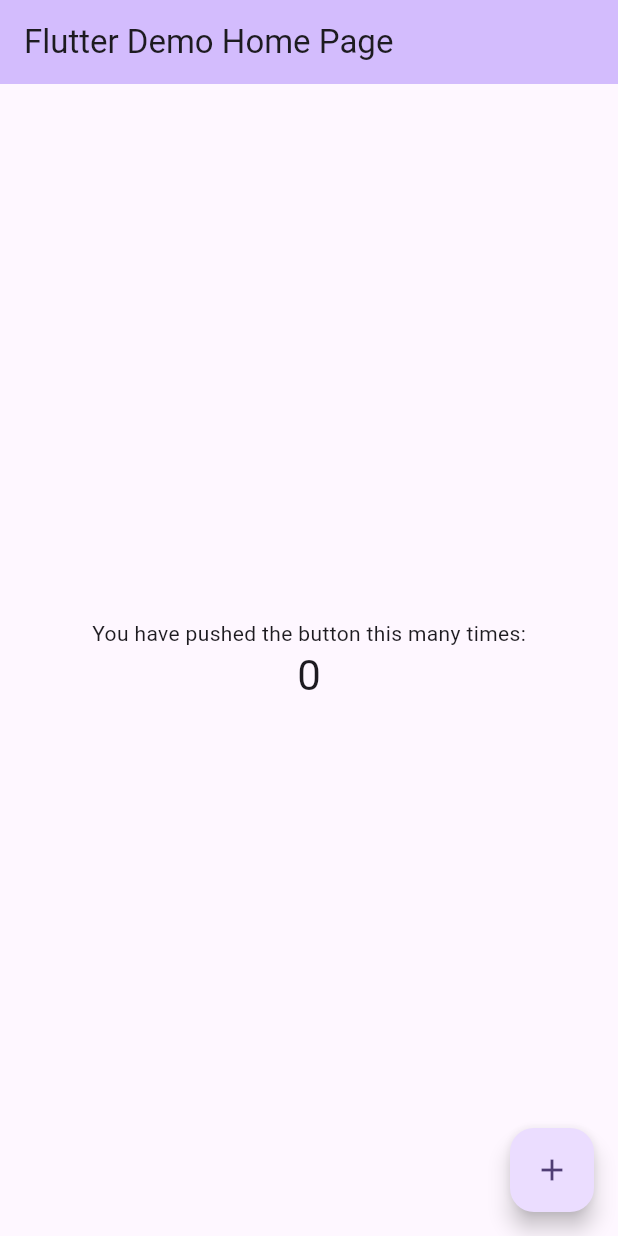
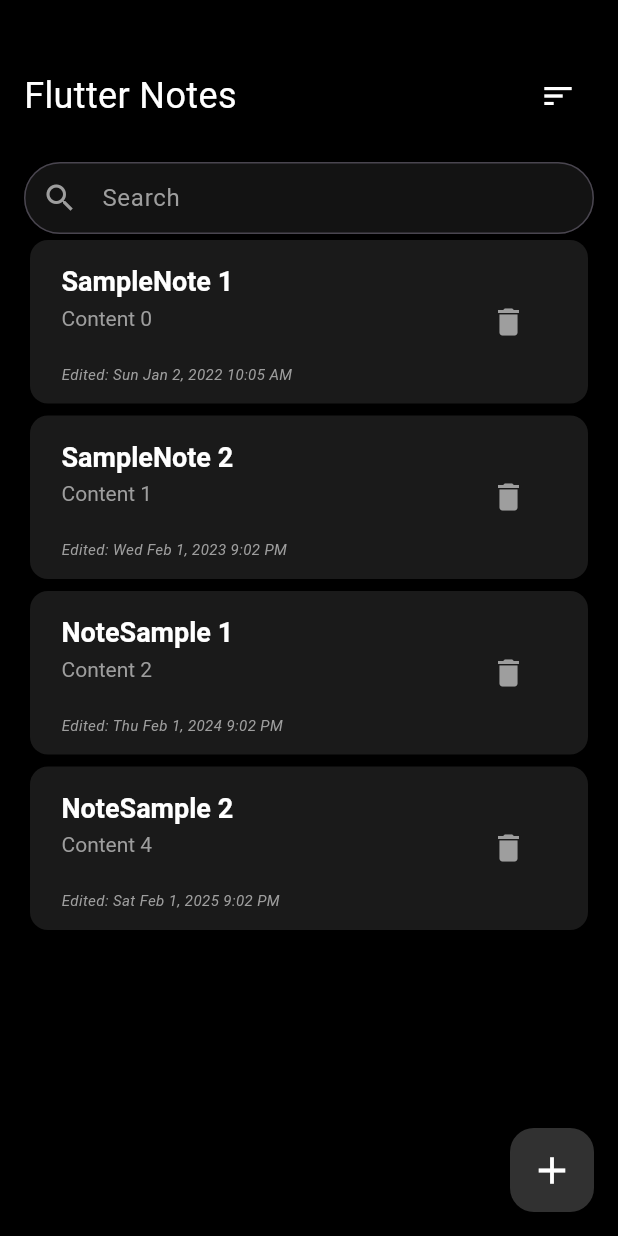
Before and after one commit to RH3Y/FLNTUI, a Flutter app: the screen it shows after launch, on a phone screen of 412 x 824 dp. Run offline on Flutter 3.47's test engine with Material 3 defaults, Android fonts, the phone set to English and light mode, and no system bars.

Commit message:
5/6 12:18am

```diff
--- a/lib/main.dart
+++ b/lib/main.dart
@@ -1,4 +1,5 @@
 import 'package:flutter/material.dart';
+import 'package:lml/screens/home.dart';
 
 void main() {
   runApp(const MyApp());
@@ -10,113 +11,8 @@ class MyApp extends StatelessWidget {
   // This widget is the root of your application.
   @override
   Widget build(BuildContext context) {
-    return MaterialApp(
-      title: 'Flutter Demo',
-      theme: ThemeData(
-        // This is the theme of your application.
-        //
-        // TRY THIS: Try running your application with "flutter run". You'll see
-        // the application has a purple toolbar. Then, without quitting the app,
-        // try changing the seedColor in the colorScheme below to Colors.green
-        // and then invoke "hot reload" (save your changes or press the "hot
-        // reload" button in a Flutter-supported IDE, or press "r" if you used
-        // the command line to start the app).
-        //
-        // Notice that the counter didn't reset back to zero; the application
-        // state is not lost during the reload. To reset the state, use hot
-        // restart instead.
-        //
-        // This works for code too, not just values: Most code changes can be
-        // tested with just a hot reload.
-        colorScheme: ColorScheme.fromSeed(seedColor: Colors.deepPurple),
-      ),
-      home: const MyHomePage(title: 'Flutter Demo Home Page'),
+    return const MaterialApp(
+      home: HomeScreen(),
     );
   }
 }
-
-class MyHomePage extends StatefulWidget {
-  const MyHomePage({super.key, required this.title});
-
-  // This widget is the home page of your application. It is stateful, meaning
-  // that it has a State object (defined below) that contains fields that affect
-  // how it looks.
-
-  // This class is the configuration for the state. It holds the values (in this
-  // case the title) provided by the parent (in this case the App widget) and
-  // used by the build method of the State. Fields in a Widget subclass are
-  // always marked "final".
-
-  final String title;
-
-  @override
-  State<MyHomePage> createState() => _MyHomePageState();
-}
-
-class _MyHomePageState extends State<MyHomePage> {
-  int _counter = 0;
-
-  void _incrementCounter() {
-    setState(() {
-      // This call to setState tells the Flutter framework that something has
-      // changed in this State, which causes it to rerun the build method below
-      // so that the display can reflect the updated values. If we changed
-      // _counter without calling setState(), then the build method would not be
-      // called again, and so nothing would appear to happen.
-      _counter++;
-    });
-  }
-
-  @override
-  Widget build(BuildContext context) {
-    // This method is rerun every time setState is called, for instance as done
-    // by the _incrementCounter method above.
-    //
-    // The Flutter framework has been optimized to make rerunning build methods
-    // fast, so that you can just rebuild anything that needs updating rather
-    // than having to individually change instances of widgets.
-    return Scaffold(
-      appBar: AppBar(
-        // TRY THIS: Try changing the color here to a specific color (to
-        // Colors.amber, perhaps?) and trigger a hot reload to see the AppBar
-        // change color while the other colors stay the same.
-        backgroundColor: Theme.of(context).colorScheme.inversePrimary,
-        // Here we take the value from the MyHomePage object that was created by
-        // the App.build method, and use it to set our appbar title.
-        title: Text(widget.title),
-      ),
-      body: Center(
-        // Center is a layout widget. It takes a single child and positions it
-        // in the middle of the parent.
-        child: Column(
-          // Column is also a layout widget. It takes a list of children and
-          // arranges them vertically. By default, it sizes itself to fit its
-          // children horizontally, and tries to be as tall as its parent.
-          //
-          // Column has various properties to control how it sizes itself and
-          // how it positions its children. Here we use mainAxisAlignment to
-          // center the children vertically; the main axis here is the vertical
-          // axis because Columns are vertical (the cross axis would be
-          // horizontal).
-          //
-          // TRY THIS: Invoke "debug painting" (choose the "Toggle Debug Paint"
-          // action in the IDE, or press "p" in the console), to see the
-          // wireframe for each widget.
-          mainAxisAlignment: MainAxisAlignment.center,
-          children: <Widget>[
-            const Text('You have pushed the button this many times:'),
-            Text(
-              '$_counter',
-              style: Theme.of(context).textTheme.headlineMedium,
-            ),
-          ],
-        ),
-      ),
-      floatingActionButton: FloatingActionButton(
-        onPressed: _incrementCounter,
-        tooltip: 'Increment',
-        child: const Icon(Icons.add),
-      ), // This trailing comma makes auto-formatting nicer for build methods.
-    );
-  }
-}
--- /dev/null
+++ b/lib/models/note.dart
@@ -0,0 +1,40 @@
+class Note {
+  int id;
+  String title;
+  String content;
+  DateTime modifiedTime;
+
+  Note ({
+    required this.id,
+    required this.title,
+    required this.content,
+    required this.modifiedTime,
+  });
+}
+
+List<Note> sampleNotes = [
+  Note(
+    id: 0,
+    title: 'SampleNote 1',
+    content: "Content 0",
+    modifiedTime: DateTime(2022,1,1,34,5),
+  ),
+  Note(
+    id: 1,
+    title: 'SampleNote 2',
+    content: "Content 1",
+    modifiedTime: DateTime(2023,2,1,21,2),
+  ),
+  Note(
+    id: 2,
+    title: 'NoteSample 1',
+    content: "Content 2",
+    modifiedTime: DateTime(2024,2,1,21,2),
+  ),
+  Note(
+    id: 3,
+    title: 'NoteSample 2',
+    content: "Content 4",
+    modifiedTime: DateTime(2025,2,1,21,2),
+  ),
+];
--- /dev/null
+++ b/lib/screens/home.dart
@@ -0,0 +1,172 @@
+import 'package:flutter/material.dart';
+import 'package:intl/intl.dart';
+import 'package:lml/models/note.dart';
+import 'package:lml/screens/edit.dart';
+
+class HomeScreen extends StatefulWidget {
+  const HomeScreen({super.key});
+
+  @override
+  State<HomeScreen> createState() => _HomeScreenState();
+}
+
+class _HomeScreenState extends State<HomeScreen> {
+  List<Note> filteredNotes = [];
+
+  @override
+  void initState() {
+    super.initState();
+    filteredNotes = sampleNotes;
+  }
+
+  void onSearchTextChanged(String searchText) {
+    setState(() {
+      filteredNotes = sampleNotes.where((note) =>
+          note.content.toLowerCase().contains(searchText.toLowerCase()) ||
+          note.title.toLowerCase().contains(searchText.toLowerCase()))
+        .toList();
+    });
+  }
+
+  void deleteNote(int index){
+    setState(() {
+      filteredNotes.removeAt(index);
+    });
+  }
+
+
+  @override
+  Widget build(BuildContext context) {
+    return Scaffold(
+      backgroundColor: const Color.fromARGB(255, 0, 0, 0),
+      body: Padding(
+        padding: const EdgeInsets.fromLTRB(16,40,16,2),
+        child: Column(
+          children: [
+            Row(
+              mainAxisAlignment: MainAxisAlignment.spaceBetween,
+              children: [
+                Text('Flutter Notes', style: TextStyle(fontSize: 24, color: Colors.white),),
+                IconButton(onPressed: (){}, icon: const Icon(Icons .sort, color: Colors.white))
+
+              ],
+            ),
+            SizedBox(height: 20),
+            TextField( // Search Bar Text
+              onChanged: onSearchTextChanged,
+              style: TextStyle(fontSize: 16, color: Colors.white),
+              decoration: InputDecoration(
+                contentPadding: EdgeInsets.symmetric(vertical: 10),
+                hintText: "Search",
+                hintStyle: TextStyle(color: Colors.grey),
+                prefixIcon: Icon(Icons.search, color: Colors.grey),
+                fillColor: const Color.fromARGB(255, 19, 19, 19),
+                filled: true,
+                border: OutlineInputBorder(
+                  borderRadius: BorderRadius.circular(30),
+                  borderSide: const BorderSide(color: Colors.transparent)
+              ),
+              ),
+            ),
+            Expanded(
+              child: ListView.builder(
+                itemCount: filteredNotes.length,
+                itemBuilder: (context, index) {
+                  return Card(
+                  elevation: 3, // for z-index purposes
+                  shape: RoundedRectangleBorder(borderRadius: BorderRadius.circular(12)),
+                  color: const Color.fromARGB(255, 26, 26, 26),
+                  child: Padding(
+                    padding: EdgeInsets.all(5),
+                    child: ListTile(
+                      onTap: () async {
+                        final result = await Navigator.push(
+                          context,
+                          MaterialPageRoute(
+                            builder: (BuildContext context) => EditScreen(note: filteredNotes[index]),
+                          ),
+                        );
+                        if (result != null) {
+                          setState(() {
+
+                          int originalIndex = sampleNotes.indexOf(filteredNotes[index]);
+                          sampleNotes[originalIndex] = Note(
+                            id: sampleNotes[originalIndex].id,
+                            title: result[0],
+                            content: result[1],
+                            modifiedTime: DateTime.now());
+
+                          filteredNotes[index] = Note(
+                            id: filteredNotes[index].id,
+                            title: result[0],
+                            content: result[1],
+                            modifiedTime: DateTime.now());
+
+                          });
+                        }
+                      },
+                      title:RichText(
+                        maxLines: 3,
+                        text: TextSpan(
+                          text: '${filteredNotes[index].title}\n', // title text
+                          style: TextStyle(
+                            color: Colors.white,
+                            fontWeight: FontWeight.bold,
+                            fontSize: 18,
+                            height: 1.5,
+                          ),
+                          children: [
+                            TextSpan(
+                              text: '${filteredNotes[index].content}\n', // content text
+                              style: TextStyle(
+                                color: Colors.grey,
+                                fontWeight: FontWeight.normal,
+                                fontSize: 14,
+                                height: 1.5,
+                              )
+                            )
+                          ]
+                        ),
+                      ),
+                      trailing: IconButton(
+                        onPressed: () {deleteNote(index);},
+                        icon: const Icon(Icons.delete, color: Colors.grey),
+                      ),
+                      subtitle:
+                        Text('Edited: ${DateFormat('EEE MMM d, yyyy h:mm a').format(filteredNotes[index].modifiedTime)}', style: TextStyle(fontSize: 10, fontStyle: FontStyle.italic, color: Colors.grey),)),
+                    ),
+                  );
+                },
+              )
+            )
+          ],
+
+        ),
+      ),
+      floatingActionButton: FloatingActionButton(
+        onPressed: ()async{
+          final result = await Navigator.push(
+            context,
+            MaterialPageRoute(
+              builder: (BuildContext context) => const EditScreen(),
+            ),
+          );
+
+          if (result != null) {
+            setState(() {
+            sampleNotes.add(Note(
+              id: sampleNotes.length,
+              title: result[0],
+              content: result[1],
+              modifiedTime: DateTime.now()));
+            filteredNotes = sampleNotes;
+            });
+          }
+        },
+        elevation: 10,
+        backgroundColor: const Color.fromARGB(255, 49, 49, 49),
+        child: Icon(Icons.add, size: 30, color: Colors.white ,),
+      ),
+    );
+  }
+}
--- a/pubspec.yaml
+++ b/pubspec.yaml
@@ -30,6 +30,7 @@ environment:
 dependencies:
   flutter:
     sdk: flutter
+  intl: ^0.17.0
 
   # The following adds the Cupertino Icons font to your application.
   # Use with the CupertinoIcons class for iOS style icons.
```
Also changed, not shown: lib/screens/edit.dart (added, +77 -0 lines), pubspec.lock.
